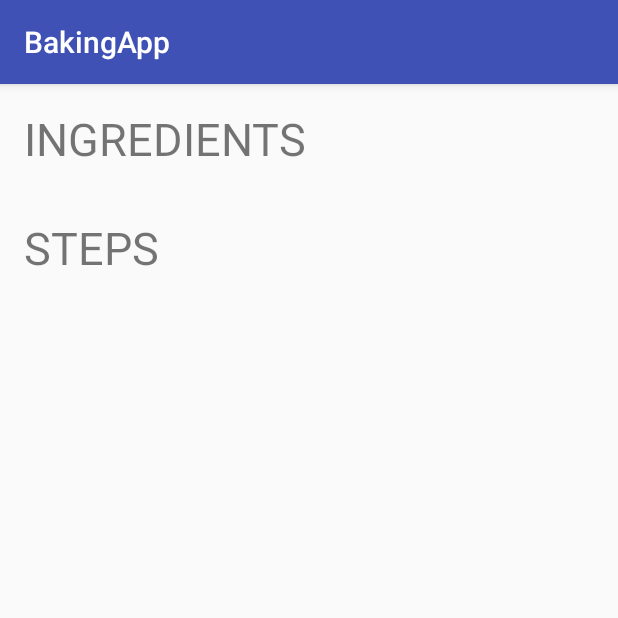
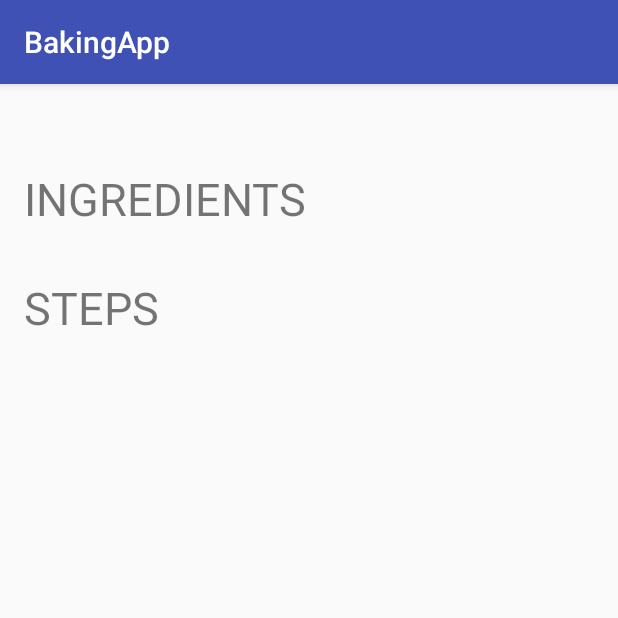
Before and after one commit to delaroy/BakingRecipe, an Android app: the RecipeDetailActivity screen opened directly, with no data from a screen before it, on a phone screen of 412 x 824 dp, the top half of it. Run offline under Robolectric (Android 15) with nearby library versions, the phone set to English and light mode, and no system bars; 3 statements that could not run were skipped.

Commit message:
Second Commit

```diff
--- a/app/src/main/java/com/bamideleoguntuga/bakingapp/RecipeDetailActivity.java
+++ b/app/src/main/java/com/bamideleoguntuga/bakingapp/RecipeDetailActivity.java
@@ -5,12 +5,16 @@ import android.content.Intent;
 import android.os.Bundle;
 import android.support.annotation.NonNull;
 import android.support.v7.app.AppCompatActivity;
+import android.support.v7.widget.DefaultItemAnimator;
 import android.support.v7.widget.LinearLayoutManager;
 import android.support.v7.widget.RecyclerView;
+import android.util.Log;
 import android.view.LayoutInflater;
 import android.view.View;
 import android.view.ViewGroup;
-import android.widget.ImageView;
+import android.widget.AdapterView;
+import android.widget.FrameLayout;
+import android.widget.ListView;
 import android.widget.TextView;
 import android.widget.Toast;
 
@@ -18,8 +22,11 @@ import com.bamideleoguntuga.bakingapp.adapter.IngredientAdapter;
 import com.bamideleoguntuga.bakingapp.model.Ingredient;
 import com.bamideleoguntuga.bakingapp.model.Recipe;
 import com.bamideleoguntuga.bakingapp.model.Step;
-import com.bumptech.glide.Glide;
+import com.google.gson.Gson;
+import com.google.gson.reflect.TypeToken;
 
+import java.lang.reflect.Type;
+import java.util.ArrayList;
 import java.util.List;
 
 /**
@@ -33,19 +40,23 @@ public class RecipeDetailActivity extends AppCompatActivity {
     Recipe recipe;
     String recipeName;
 
+
     List<Ingredient> recipeIngredient;
     List<Step> recipeStep;
+    private IngredientAdapter mAdapter;
 
-    RecyclerView.LayoutManager layoutManager;
 
     @Override
     protected void onCreate(Bundle savedInstanceState) {
         super.onCreate(savedInstanceState);
         setContentView(R.layout.recipe_detail);
 
-        recyclerView = (RecyclerView) findViewById(R.id.recycler_view_step);
-        assert recyclerView != null;
-        setupRecyclerView(recyclerView);
+
+        View recyclerView2 = findViewById(R.id.recycler_view_step);
+        assert recyclerView2 != null;
+        setupRecyclerView((RecyclerView) recyclerView2);
+
+
 
 
         getCallingIntent();
@@ -55,10 +66,10 @@ public class RecipeDetailActivity extends AppCompatActivity {
     public void getCallingIntent(){
 
 
-       recyclerView = (RecyclerView)findViewById(R.id.recycler_view_ingredient);
+       recyclerView = (RecyclerView) findViewById(R.id.recycler_view_ingredient);
 
         recyclerView.setHasFixedSize(true);
-        layoutManager = new LinearLayoutManager(getApplicationContext());
+        RecyclerView.LayoutManager layoutManager = new LinearLayoutManager(getApplicationContext());
         recyclerView.setLayoutManager(layoutManager);
 
         Intent intentThatStartedThisActivity = getIntent();
@@ -66,6 +77,7 @@ public class RecipeDetailActivity extends AppCompatActivity {
 
             recipe = getIntent().getParcelableExtra("Recipe");
             recipeIngredient = recipe.getIngredients();
+            recipeStep = recipe.getSteps();
             recipeName = recipe.getName();
 
             setTitle(recipeName);
@@ -74,8 +86,11 @@ public class RecipeDetailActivity extends AppCompatActivity {
             Toast.makeText(this, "Data not available", Toast.LENGTH_SHORT).show();
         }
 
+
+
         recyclerView.addItemDecoration(new SimpleDividerItemDecoration(this));
         recyclerView.setAdapter(new IngredientAdapter(getApplicationContext(), recipeIngredient));
+
 
         if (findViewById(R.id.item_detail_container) != null) {
 
@@ -83,25 +98,23 @@ public class RecipeDetailActivity extends AppCompatActivity {
         }
     }
 
-    private void setupRecyclerView(@NonNull RecyclerView recyclerView) {
-        recipe = getIntent().getParcelableExtra("Recipe");
+    private void setupRecyclerView(@NonNull RecyclerView recyclerView2) {
+        Recipe recipes;
+        recipes = getIntent().getParcelableExtra("Recipe");
+        recipeStep = recipes.getSteps();
 
+        recyclerView2.setHasFixedSize(true);
+        RecyclerView.LayoutManager layoutManager2 = new LinearLayoutManager(getApplicationContext());
+        recyclerView2.setLayoutManager(layoutManager2);
+        recyclerView2.addItemDecoration(new SimpleDividerItemDecoration(this));
+        recyclerView2.setAdapter(new StepAdapter(getApplicationContext(), recipeStep));
 
-        recipeStep = recipe.getSteps();
-
-        recyclerView.setHasFixedSize(true);
-        recyclerView.setHasFixedSize(true);
-        layoutManager = new LinearLayoutManager(getApplicationContext());
-        recyclerView.setLayoutManager(layoutManager);
-        recyclerView.addItemDecoration(new SimpleDividerItemDecoration(this));
-        recyclerView.setAdapter(new StepAdapter(getApplicationContext(), recipeStep));
     }
 
     public class StepAdapter extends RecyclerView.Adapter<StepAdapter.MyViewHolder> {
 
         private Context mContext;
         private List<Step> recipeStep;
-
 
 
         public StepAdapter(Context mContext, List<Step> recipeStep){
@@ -121,12 +134,6 @@ public class RecipeDetailActivity extends AppCompatActivity {
         public void onBindViewHolder(final MyViewHolder viewHolder, int i){
 
             viewHolder.shortDesc.setText(recipeStep.get(i).getShortDescription());
-            String thumbnail = recipeStep.get(i).getThumbnailURL();
-
-            Glide.with(mContext)
-                    .load(thumbnail)
-                    .into(viewHolder.stepImage);
-
 
         }
 
@@ -139,7 +146,6 @@ public class RecipeDetailActivity extends AppCompatActivity {
         public class MyViewHolder extends RecyclerView.ViewHolder{
             public TextView shortDesc, desc, videoUrl;
             public final View mView;
-            ImageView stepImage;
 
 
 
@@ -150,7 +156,6 @@ public class RecipeDetailActivity extends AppCompatActivity {
                 shortDesc = (TextView) view.findViewById(R.id.short_description);
                 desc = (TextView) view.findViewById(R.id.description);
                 videoUrl = (TextView) view.findViewById(R.id.video_url);
-                stepImage = (ImageView) view.findViewById(R.id.stepImage);
 
                 view.setOnClickListener(new View.OnClickListener(){
                     @Override
--- a/app/src/main/java/com/bamideleoguntuga/bakingapp/adapter/IngredientAdapter.java
+++ b/app/src/main/java/com/bamideleoguntuga/bakingapp/adapter/IngredientAdapter.java
@@ -46,6 +46,7 @@ public class IngredientAdapter extends RecyclerView.Adapter<IngredientAdapter.My
 
         viewHolder.ingredient.setText(ingredientList.get(i).getIngredient());
 
+
         String quantity = Double.toString(ingredientList.get(i).getQuantity());
 
         String recipeIngredient = quantity + " " + ingredientList.get(i).getMeasure() + " " + ingredientList.get(i).getIngredient();
@@ -61,7 +62,7 @@ public class IngredientAdapter extends RecyclerView.Adapter<IngredientAdapter.My
     }
 
     public class MyViewHolder extends RecyclerView.ViewHolder{
-        public TextView ingredient;
+        public TextView ingredient, recipe;
 
 
 
@@ -69,6 +70,7 @@ public class IngredientAdapter extends RecyclerView.Adapter<IngredientAdapter.My
 
             super(view);
             ingredient = (TextView) view.findViewById(R.id.recipeIngred);
+
 
 
             view.setOnClickListener(new View.OnClickListener(){
--- a/app/src/main/java/com/bamideleoguntuga/bakingapp/model/Recipe.java
+++ b/app/src/main/java/com/bamideleoguntuga/bakingapp/model/Recipe.java
@@ -5,6 +5,7 @@ import android.os.Parcel;
 import android.os.Parcelable;
 
 import java.util.ArrayList;
+import java.util.Comparator;
 import java.util.List;
 import com.google.gson.annotations.Expose;
 import com.google.gson.annotations.SerializedName;
@@ -36,6 +37,11 @@ public class Recipe implements Parcelable {
         this.servings = servings;
         this.image = image;
     }
+    public static final Comparator<Recipe> BY_NAME_ALPHABETICAL = new Comparator<Recipe>() {
+        @Override public int compare(Recipe lhs, Recipe rhs) {
+            return lhs.name.compareTo(rhs.name);
+        }
+    };
 
     public Integer getId() {
         return id;
--- a/app/src/main/res/layout-large/recipe_detail.xml
+++ b/app/src/main/res/layout-large/recipe_detail.xml
@@ -30,6 +30,7 @@
             android:id="@+id/recipeIngredient"
             android:padding="@dimen/padding_layout"
             android:textSize="30sp"
+            android:layout_marginTop="40dp"
             android:text= "INGREDIENTS"
             android:layout_alignParentRight="true"
             android:layout_alignParentEnd="true" />
--- a/app/src/main/res/layout/activity_recipe_detail.xml
+++ b/app/src/main/res/layout/activity_recipe_detail.xml
@@ -6,6 +6,7 @@
     android:layout_height="match_parent"
     android:fitsSystemWindows="true"
     tools:context=".MainActivity">
+
 
     <FrameLayout
         android:id="@+id/frameLayout"
--- a/app/src/main/res/layout/exo_playback_control_view.xml
+++ b/app/src/main/res/layout/exo_playback_control_view.xml
@@ -16,11 +16,8 @@
         android:orientation="horizontal">
 
 
-        <ImageButton android:id="@id/exo_pause"
-            style="@style/ExoMediaButton.Rewind"/>
-
         <ImageButton android:id="@id/exo_play"
-            style="@style/ExoMediaButton.Pause"/>
+            style="@style/ExoMediaButton.Play"/>
 
         <ImageButton android:id="@id/exo_pause"
             style="@style/ExoMediaButton.FastForward"/>
--- a/app/src/main/res/layout/recipe_detail.xml
+++ b/app/src/main/res/layout/recipe_detail.xml
@@ -8,9 +8,11 @@
     tools:context="com.bamideleoguntuga.bakingapp.RecipeDetailActivity">
 
 
+
     <ScrollView
         android:layout_width="match_parent"
-        android:layout_height="match_parent">
+        android:layout_height="match_parent"
+        android:orientation="vertical">
 
         <LinearLayout
             android:layout_width="match_parent"
@@ -22,8 +24,11 @@
                 android:layout_height="wrap_content"
                 android:id="@+id/recipeIngredient"
                 android:padding="@dimen/padding_layout"
+                android:layout_marginTop="40dp"
                 android:textSize="30sp"
-                  android:text= "INGREDIENTS" />
+                android:text= "INGREDIENTS"
+                android:layout_alignParentRight="true"
+                android:layout_alignParentEnd="true" />
 
             <android.support.v7.widget.RecyclerView
                 android:id="@+id/recycler_view_ingredient"
@@ -31,9 +36,11 @@
                 android:layout_height="wrap_content"
                 android:clipToPadding="false"
                 android:scrollbars="vertical"
+                android:layout_alignParentLeft="true"
+                android:layout_alignParentStart="true"
                 android:name="com.delaroystudios.masterdetail.RecipeDetailFragment"
                 tools:context="com.bamideleoguntuga.bakingapp.RecipeDetailActivity"
-                  tools:listitem="@layout/recipe_detail_ingredient_item"/> -->
+                tools:listitem="@layout/recipe_detail_ingredient_item"/>
 
             <TextView
                 android:layout_width="match_parent"
@@ -41,7 +48,9 @@
                 android:id="@+id/recipeStep"
                 android:padding="@dimen/padding_layout"
                 android:textSize="30sp"
-                android:text= "STEPS" />
+                android:text= "STEPS"
+                android:layout_alignParentRight="true"
+                android:layout_alignParentEnd="true" />
 
             <android.support.v7.widget.RecyclerView
                 android:id="@+id/recycler_view_step"
@@ -49,7 +58,8 @@
                 android:layout_height="wrap_content"
                 android:clipToPadding="false"
                 android:scrollbars="vertical"
-                android:name="com.delaroystudios.masterdetail.RecipeDetailFragment"
+                android:layout_alignParentLeft="true"
+                android:layout_alignParentStart="true"
                 tools:context="com.bamideleoguntuga.bakingapp.RecipeDetailActivity"
                 tools:listitem="@layout/recipe_detail_step_item"/>
         </LinearLayout>
--- a/app/src/main/res/values/strings.xml
+++ b/app/src/main/res/values/strings.xml
@@ -7,4 +7,5 @@
     <string name="ingredients_title_text"> Ingredients</string>
     <string name="empty_widget_list" >No Ingredient Information Available</string>
     <string name="loading_msg">Loading recipes …</string>
+    <string name="item_element_text">Brownies</string>
 </resources>
```
Also changed, not shown: app/build.gradle (+20 -9 lines), app/src/main/java/com/bamideleoguntuga/bakingapp/MainActivity.java (+42 -37 lines), app/src/main/java/com/bamideleoguntuga/bakingapp/adapter/RecipeAdapter.java (+20 -12 lines), app/src/main/res/layout/activity_recipe_list.xml (+6 -9 lines), app/src/main/res/layout/recipe_list.xml (deleted, +0 -21 lines), app/src/main/res/layout/recipe_widget.xml (deleted, +0 -36 lines). Lines whose indentation alone changed are shown as unchanged.
